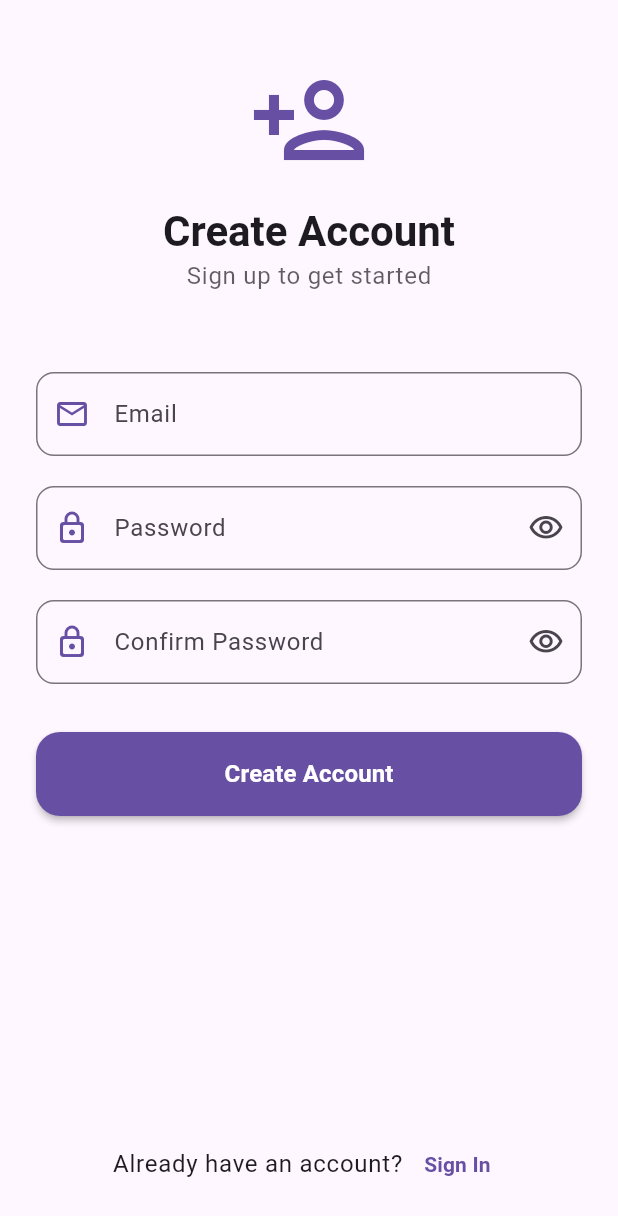
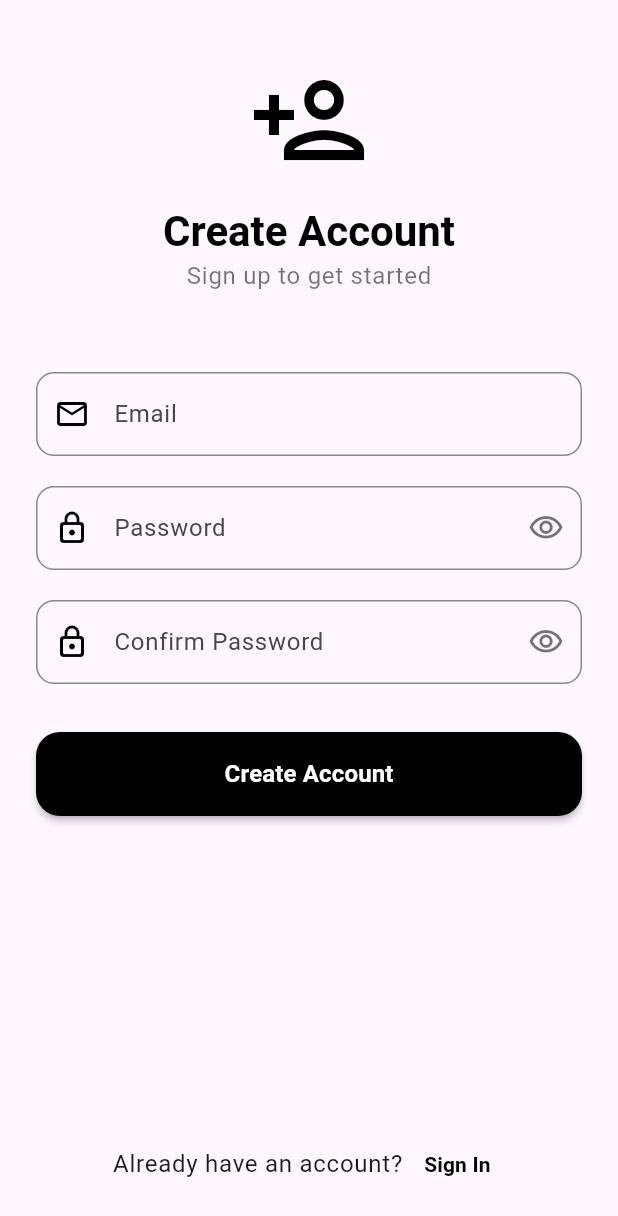
Before and after one commit to ganeswar-velvadapu/env, a Flutter app: the SignupScreen screen opened by its route, on a phone screen of 412 x 824 dp. Shown: the top 1216 px of the screen. Run offline on Flutter 3.47's test engine with Material 3 defaults, Android fonts, the phone set to English and light mode, and no system bars; our stand-ins replace dio, flutter_secure_storage, geocoding, geolocator, go_router; accounts and stored records are empty.

Commit message:
signup screen styling changed

```diff
--- a/frontend/lib/screens/signup_screen.dart
+++ b/frontend/lib/screens/signup_screen.dart
@@ -63,7 +63,7 @@ class _SignupScreenState extends State<SignupScreen> with SingleTickerProviderSt
     final password = _passwordController.text;
 
     try {
-      final response = await AuthApi.signup( email, password);
+      final response = await AuthApi.signup(email, password);
       if (response.data['status'] == 'success') {
         final data = response.data['data'];
         final user = User.fromJson(data);
@@ -107,7 +107,7 @@ class _SignupScreenState extends State<SignupScreen> with SingleTickerProviderSt
     ScaffoldMessenger.of(context).showSnackBar(
       SnackBar(
         content: Text(message),
-        backgroundColor: isError ? Colors.red.shade700 : Colors.green.shade700,
+        backgroundColor: isError ? Colors.black : Colors.black87,
         behavior: SnackBarBehavior.floating,
         shape: RoundedRectangleBorder(
           borderRadius: BorderRadius.circular(10),
@@ -138,20 +138,20 @@ class _SignupScreenState extends State<SignupScreen> with SingleTickerProviderSt
                   Icon(
                     Icons.person_add_outlined,
                     size: 80,
-                    color: theme.colorScheme.primary,
+                    color: Colors.black,
                   ),
                   const SizedBox(height: 16),
                   Text(
                     'Create Account',
                     style: theme.textTheme.headlineMedium?.copyWith(
                       fontWeight: FontWeight.bold,
-                      color: theme.colorScheme.onSurface,
+                      color: Colors.black,
                     ),
                   ),
                   Text(
                     'Sign up to get started',
                     style: theme.textTheme.bodyLarge?.copyWith(
-                      color: theme.colorScheme.onSurface.withOpacity(0.7),
+                      color: Colors.black54,
                     ),
                   ),
                   const SizedBox(height: 32),
@@ -180,7 +180,7 @@ class _SignupScreenState extends State<SignupScreen> with SingleTickerProviderSt
                               hintText: 'your.email@example.com',
                               prefixIcon: Icon(
                                 Icons.email_outlined,
-                                color: theme.colorScheme.primary,
+                                color: Colors.black,
                               ),
                               border: OutlineInputBorder(
                                 borderRadius: BorderRadius.circular(12),
@@ -188,13 +188,13 @@ class _SignupScreenState extends State<SignupScreen> with SingleTickerProviderSt
                               enabledBorder: OutlineInputBorder(
                                 borderRadius: BorderRadius.circular(12),
                                 borderSide: BorderSide(
-                                  color: theme.colorScheme.outline,
+                                  color: Colors.black45,
                                 ),
                               ),
                               focusedBorder: OutlineInputBorder(
                                 borderRadius: BorderRadius.circular(12),
                                 borderSide: BorderSide(
-                                  color: theme.colorScheme.primary,
+                                  color: Colors.black,
                                   width: 2,
                                 ),
                               ),
@@ -220,12 +220,12 @@ class _SignupScreenState extends State<SignupScreen> with SingleTickerProviderSt
                               hintText: '••••••••',
                               prefixIcon: Icon(
                                 Icons.lock_outline_rounded,
-                                color: theme.colorScheme.primary,
+                                color: Colors.black,
                               ),
                               suffixIcon: IconButton(
                                 icon: Icon(
                                   _obscurePassword ? Icons.visibility_outlined : Icons.visibility_off_outlined,
-                                  color: theme.colorScheme.onSurfaceVariant,
+                                  color: Colors.black54,
                                 ),
                                 onPressed: () {
                                   setState(() {
@@ -239,13 +239,13 @@ class _SignupScreenState extends State<SignupScreen> with SingleTickerProviderSt
                               enabledBorder: OutlineInputBorder(
                                 borderRadius: BorderRadius.circular(12),
                                 borderSide: BorderSide(
-                                  color: theme.colorScheme.outline,
+                                  color: Colors.black45,
                                 ),
                               ),
                               focusedBorder: OutlineInputBorder(
                                 borderRadius: BorderRadius.circular(12),
                                 borderSide: BorderSide(
-                                  color: theme.colorScheme.primary,
+                                  color: Colors.black,
                                   width: 2,
                                 ),
                               ),
@@ -270,12 +270,12 @@ class _SignupScreenState extends State<SignupScreen> with SingleTickerProviderSt
                               hintText: '••••••••',
                               prefixIcon: Icon(
                                 Icons.lock_outline_rounded,
-                                color: theme.colorScheme.primary,
+                                color: Colors.black,
                               ),
                               suffixIcon: IconButton(
                                 icon: Icon(
                                   _obscureConfirmPassword ? Icons.visibility_outlined : Icons.visibility_off_outlined,
-                                  color: theme.colorScheme.onSurfaceVariant,
+                                  color: Colors.black54,
                                 ),
                                 onPressed: () {
                                   setState(() {
@@ -289,13 +289,13 @@ class _SignupScreenState extends State<SignupScreen> with SingleTickerProviderSt
                               enabledBorder: OutlineInputBorder(
                                 borderRadius: BorderRadius.circular(12),
                                 borderSide: BorderSide(
-                                  color: theme.colorScheme.outline,
+                                  color: Colors.black45,
                                 ),
                               ),
                               focusedBorder: OutlineInputBorder(
                                 borderRadius: BorderRadius.circular(12),
                                 borderSide: BorderSide(
-                                  color: theme.colorScheme.primary,
+                                  color: Colors.black,
                                   width: 2,
                                 ),
                               ),
@@ -309,8 +309,8 @@ class _SignupScreenState extends State<SignupScreen> with SingleTickerProviderSt
                             child: ElevatedButton(
                               onPressed: _isLoading ? null : _signup,
                               style: ElevatedButton.styleFrom(
-                                backgroundColor: theme.colorScheme.primary,
-                                foregroundColor: theme.colorScheme.onPrimary,
+                                backgroundColor: Colors.black,
+                                foregroundColor: Colors.white,
                                 shape: RoundedRectangleBorder(
                                   borderRadius: BorderRadius.circular(16),
                                 ),
@@ -321,7 +321,7 @@ class _SignupScreenState extends State<SignupScreen> with SingleTickerProviderSt
                                       width: 24,
                                       height: 24,
                                       child: CircularProgressIndicator(
-                                        color: theme.colorScheme.onPrimary,
+                                        color: Colors.white,
                                         strokeWidth: 2.5,
                                       ),
                                     )
@@ -353,14 +353,14 @@ class _SignupScreenState extends State<SignupScreen> with SingleTickerProviderSt
                             context.go('/login');
                           },
                           style: TextButton.styleFrom(
-                            foregroundColor: theme.colorScheme.primary,
+                            foregroundColor: Colors.black,
                             padding: const EdgeInsets.symmetric(horizontal: 8),
                           ),
                           child: Text(
                             'Sign In',
                             style: TextStyle(
                               fontWeight: FontWeight.bold,
-                              color: theme.colorScheme.primary,
+                              color: Colors.black,
                             ),
                           ),
                         ),
```
